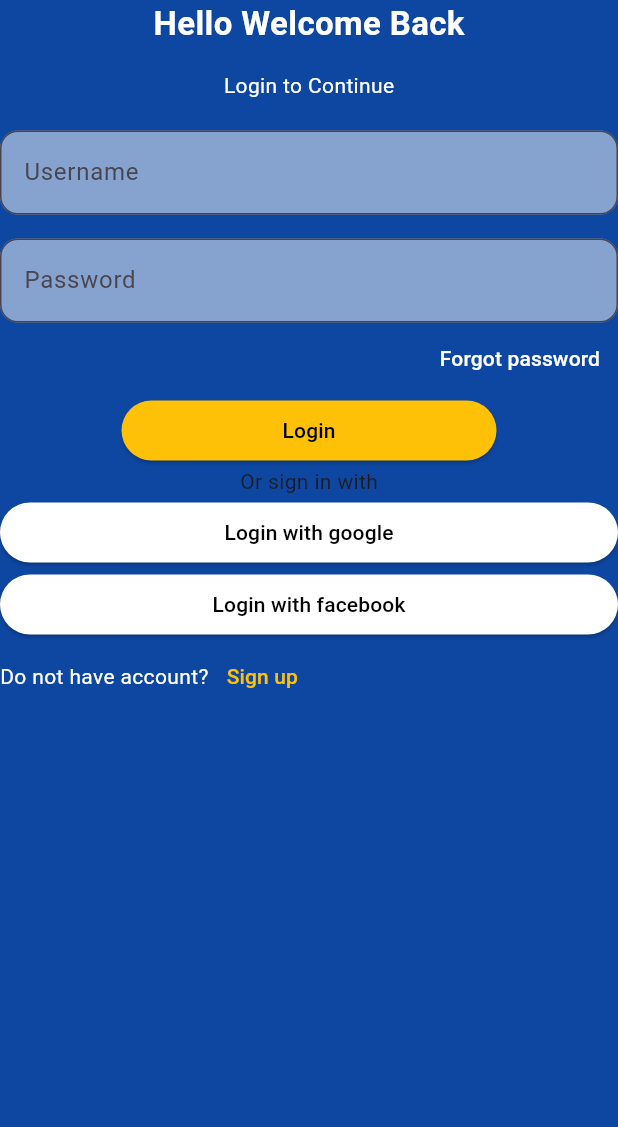
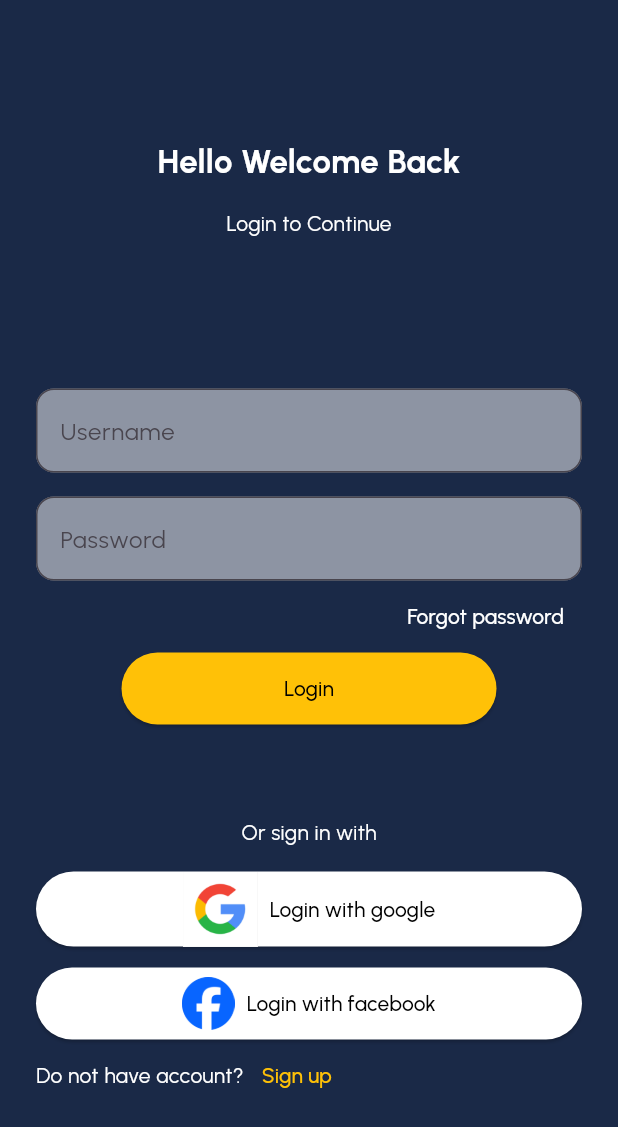
Before and after one commit to Dianagit168/Learn_Flutter, a Flutter app: the screen it shows after launch, on a phone screen of 412 x 824 dp. Shown: the top 1127 px of the screen. Run offline on Flutter 3.47's test engine with Material 3 defaults, Android fonts, the phone set to English and light mode, and no system bars.

Commit message:
Second hour

```diff
--- a/lib/login_page.dart
+++ b/lib/login_page.dart
@@ -6,13 +6,17 @@ class LoginPage extends StatelessWidget {
   @override
   Widget build(BuildContext context) {
     return Scaffold(
-      backgroundColor: Colors.blue[900],
-      body: SafeArea(
+      body: SingleChildScrollView(
+        child: Padding(
+          padding: const EdgeInsets.all(24),
           child: Column(
             children: [
+              const SizedBox(
+                height: 68,
+              ),
               const Text(
                 'Hello Welcome Back',
-              style: const TextStyle(
+                style: TextStyle(
                   color: Colors.white,
                   fontSize: 22,
                   fontWeight: FontWeight.bold,
@@ -28,7 +32,7 @@ class LoginPage extends StatelessWidget {
                 ),
               ),
               const SizedBox(
-              height: 20,
+                height: 100,
               ),
               TextField(
                 decoration: InputDecoration(
@@ -70,32 +74,62 @@ class LoginPage extends StatelessWidget {
                 style: ElevatedButton.styleFrom(
                     foregroundColor: Colors.black,
                     backgroundColor: Colors.amber,
-                  minimumSize: const Size(250, 40)),
+                    minimumSize: const Size(250, 48)),
                 child: const Text('Login'),
               ),
-            const Text('Or sign in with'),
-            ElevatedButton(
-              onPressed: () {},
-              style: ElevatedButton.styleFrom(
-                  foregroundColor: Colors.black,
-                  backgroundColor: Colors.white,
-                  minimumSize: const Size(250, 40)),
-              child: const Row(
-                mainAxisAlignment: MainAxisAlignment.center,
-                children: [
-                  Text('Login with google'),
-                ],
+              const SizedBox(
+                height: 62,
               ),
+              const Text(
+                'Or sign in with',
+                style: TextStyle(
+                  color: Colors.white,
+                ),
+              ),
+              const SizedBox(
+                height: 16,
               ),
               ElevatedButton(
                 onPressed: () {},
                 style: ElevatedButton.styleFrom(
                     foregroundColor: Colors.black,
                     backgroundColor: Colors.white,
-                  minimumSize: const Size(250, 40)),
+                    minimumSize: const Size(250, 48)),
                 child: const Row(
                   mainAxisAlignment: MainAxisAlignment.center,
                   children: [
+                    Image(
+                      height: 50,
+                      width: 50,
+                      image: AssetImage('assets/images/gg.png'),
+                    ),
+                    SizedBox(
+                      width: 8,
+                    ),
+                    Text('Login with google'),
+                  ],
+                ),
+              ),
+              const SizedBox(
+                height: 14,
+              ),
+              ElevatedButton(
+                onPressed: () {},
+                style: ElevatedButton.styleFrom(
+                    foregroundColor: Colors.black,
+                    backgroundColor: Colors.white,
+                    minimumSize: const Size(250, 48)),
+                child: const Row(
+                  mainAxisAlignment: MainAxisAlignment.center,
+                  children: [
+                    Image(
+                      height: 35,
+                      width: 35,
+                      image: AssetImage('assets/images/fb.png'),
+                    ),
+                    SizedBox(
+                      width: 8,
+                    ),
                     Text('Login with facebook'),
                   ],
                 ),
@@ -116,6 +150,7 @@ class LoginPage extends StatelessWidget {
             ],
           ),
         ),
+      ),
     );
   }
 }
--- a/lib/main.dart
+++ b/lib/main.dart
@@ -1,5 +1,6 @@
 import 'package:flutter/material.dart';
 import 'package:flutter_learning/login_page.dart';
+import 'package:flutter_learning/style/app_colors.dart';
 
 void main() {
   runApp(const MyApp());
@@ -13,9 +14,10 @@ class MyApp extends StatelessWidget {
     return MaterialApp(
       title: 'Flutter Demo',
       theme: ThemeData(
-        colorScheme: ColorScheme.fromSeed(seedColor: Colors.deepPurple),
-        useMaterial3: true,
-      ),
+          colorScheme: ColorScheme.fromSeed(seedColor: Colors.deepPurple),
+          useMaterial3: true,
+          fontFamily: 'Urbanist',
+          scaffoldBackgroundColor: AppColors.background),
       home: const LoginPage(),
     );
   }
--- /dev/null
+++ b/lib/style/app_colors.dart
@@ -0,0 +1,13 @@
+import 'package:flutter/material.dart';
+
+class AppColors {
+  static const primary = Color(0xffFBD512);
+  static const font = Color(0xffD8D8D8);
+  static const font2 = Color(0xff373737);
+  static const disableFont = Color(0xffA7A7A7);
+  static const disableButton = Color(0xff303030);
+  static const background = Color(0xff1A2947);
+  static const black = Color(0xff000000);
+  static const white = Color(0xffffffff);
+  static final fieldColor = const Color(0xFFD9D9D9).withOpacity(0.6);
+}
```
Also changed, not shown: pubspec.yaml (+14 -12 lines), assets/fonts/Urbanist-Black.ttf (added), assets/fonts/Urbanist-Bold.ttf (added), assets/fonts/Urbanist-ExtraBold.ttf (added), assets/fonts/Urbanist-Light.ttf (added), assets/fonts/Urbanist-Medium.ttf (added), assets/fonts/Urbanist-Regular.ttf (added), assets/fonts/Urbanist-SemiBold.ttf (added), assets/images/fb.png (added), assets/images/gg.png (added). Lines whose indentation alone changed are shown as unchanged.
